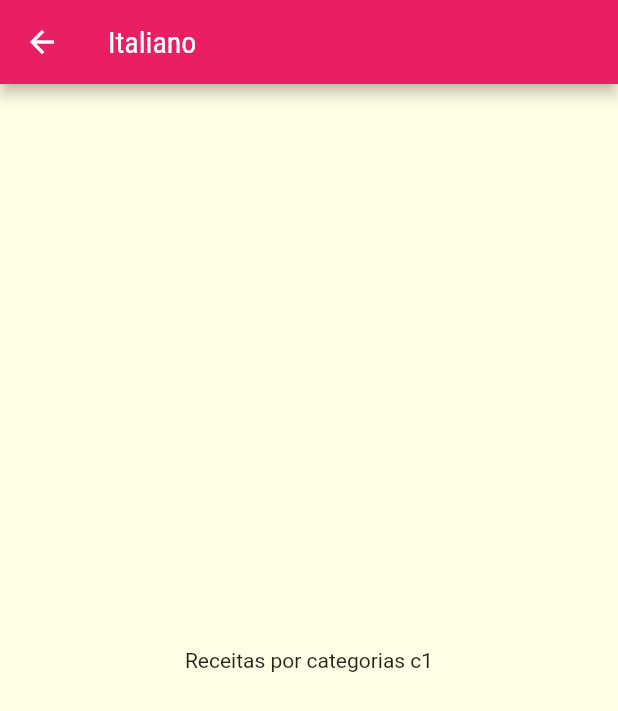
After one commit to MatheusDCasanova/food_app, a Flutter app: the screen it shows after launch, after a tap on "Italiano", on a phone screen of 412 x 824 dp. The commit adds this screen. Shown: the top 711 px of the screen. Run offline on Flutter 3.47's test engine with Material 2 defaults, Android fonts, the phone set to English and light mode, and no system bars.

Commit message:
category meals screen and named routes

```diff
--- a/lib/components/category_item.dart
+++ b/lib/components/category_item.dart
@@ -1,5 +1,6 @@
 import 'package:flutter/material.dart';
 import '../models/category.dart';
+import '../screens/categories_meals_screen.dart';
 
 class CategoryItem extends StatelessWidget {
   final Category category;
@@ -8,9 +9,20 @@ class CategoryItem extends StatelessWidget {
     this.category,
   );
 
+  void _selectCategory(BuildContext context) {
+    Navigator.of(context).pushNamed(
+      '/categories-meals',
+      arguments: category,
+    );
+  }
+
   @override
   Widget build(BuildContext context) {
-    return Container(
+    return InkWell(
+      onTap: () => _selectCategory(context),
+      borderRadius: BorderRadius.circular(15),
+      splashColor: Theme.of(context).primaryColor,
+      child: Container(
         padding: const EdgeInsets.all(15),
         decoration: BoxDecoration(
           borderRadius: BorderRadius.circular(15),
@@ -23,6 +35,7 @@ class CategoryItem extends StatelessWidget {
           category.title,
           style: Theme.of(context).textTheme.titleLarge,
         ),
+      ),
     );
   }
 }
--- a/lib/main.dart
+++ b/lib/main.dart
@@ -1,5 +1,6 @@
 import 'package:flutter/material.dart';
 import 'screens/categories_screen.dart';
+import 'screens/categories_meals_screen.dart';
 
 void main() {
   runApp(const MyApp());
@@ -27,6 +28,9 @@ class MyApp extends StatelessWidget {
             ),
       ),
       home: const CategoriesScreen(),
+      routes: {
+        '/categories-meals': (context) => CategoriesMealsScreen(),
+      },
     );
   }
 }
--- /dev/null
+++ b/lib/screens/categories_meals_screen.dart
@@ -0,0 +1,16 @@
+import 'package:flutter/material.dart';
+import '../models/category.dart';
+
+class CategoriesMealsScreen extends StatelessWidget {
+  @override
+  Widget build(BuildContext context) {
+    final category = ModalRoute.of(context)!.settings.arguments as Category;
+
+    return Scaffold(
+      appBar: AppBar(
+        title: Text('${category.title}'),
+      ),
+      body: Center(child: Text("Receitas por categorias ${category.id}")),
+    );
+  }
+}
```
Lines whose indentation alone changed are shown as unchanged.
